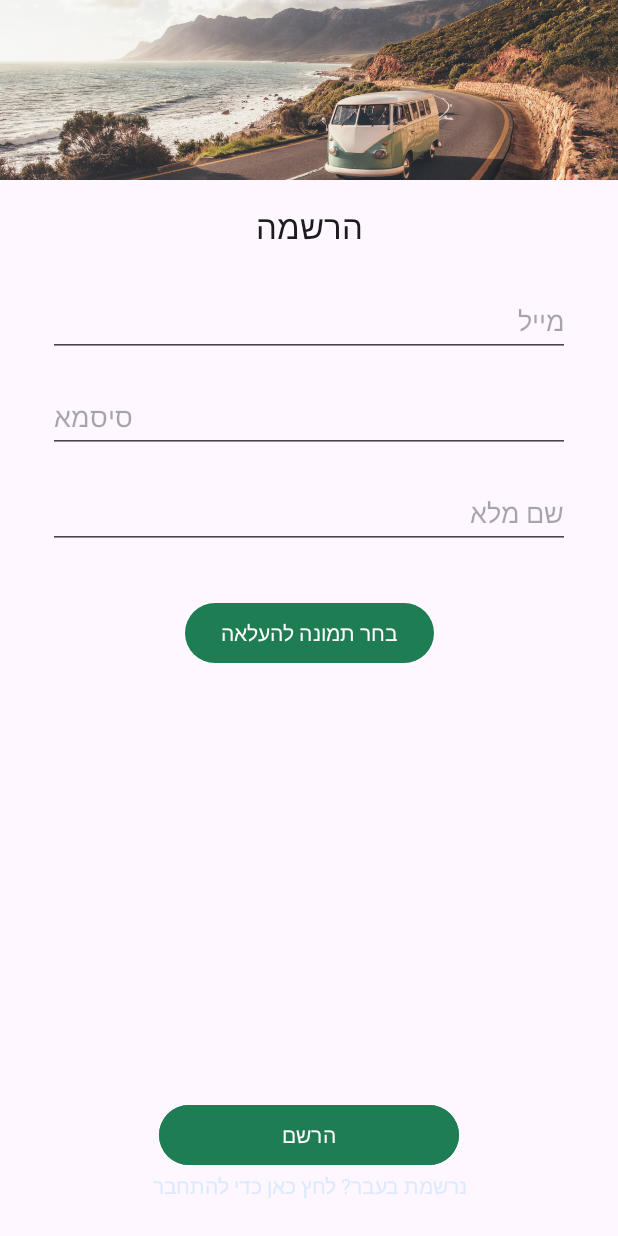
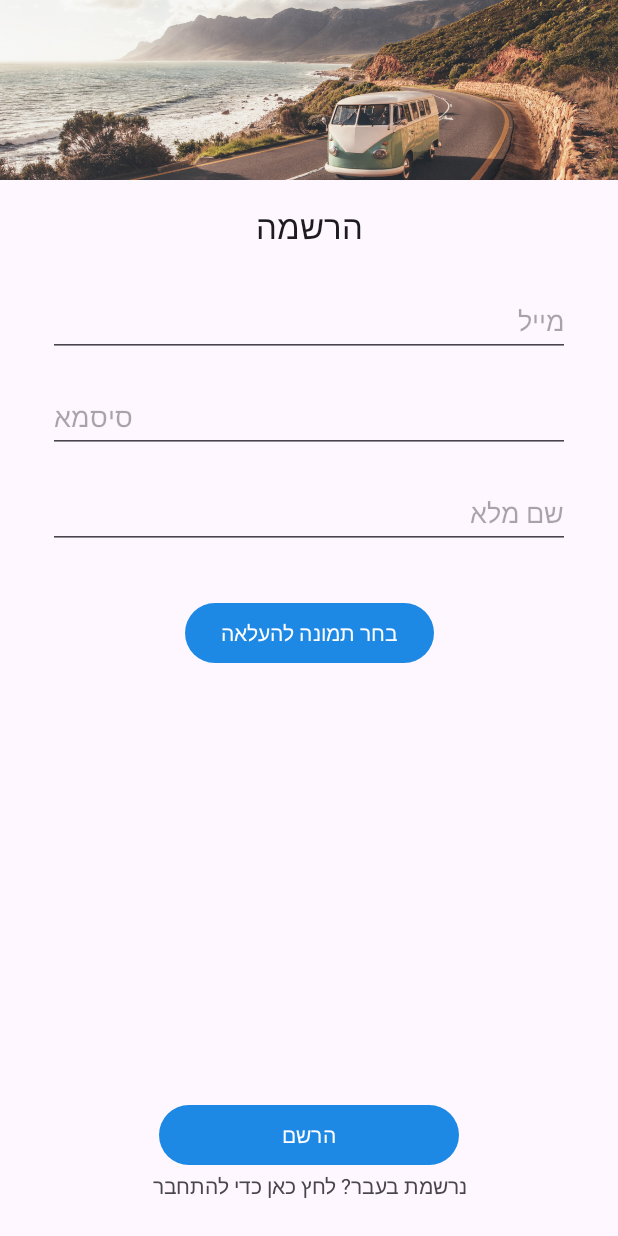
Before and after one commit to tertyb/AroundTheWorld, an Android app: the screen it shows after launch (LoginActivity), after a tap on "להרשמה לחץ כאן", on a phone screen of 412 x 824 dp. Run offline under Robolectric (Android 15) with nearby library versions, the phone set to English and light mode, and no system bars; our stand-ins replace Firebase (no records; nobody signed in at launch, a user with empty details on screens opened directly), Picasso, Room's generated code; libraries missing offline, so code that uses them is left out: com.wajahatkarim3.easyvalidation; pictures from the network do not load.

Commit message:
fix login design

```diff
--- a/app/src/main/res/layout/fragment_login.xml
+++ b/app/src/main/res/layout/fragment_login.xml
@@ -54,7 +54,7 @@
         android:layout_marginStart="16dp"
         android:layout_marginTop="24dp"
         android:layout_marginEnd="16dp"
-        android:backgroundTint="#1F7D53"
+
         android:text="@string/login"
         android:textColor="@color/white"
         app:layout_constraintEnd_toEndOf="parent"
@@ -69,7 +69,6 @@
         android:layout_marginTop="16dp"
         android:layout_marginEnd="16dp"
         android:text="@string/for_sign_up_click_here"
-        android:textColor="@color/teal_700"
         app:layout_constraintEnd_toEndOf="parent"
         app:layout_constraintStart_toStartOf="parent"
         app:layout_constraintTop_toBottomOf="@id/login_loginButton" />
--- a/app/src/main/res/layout/fragment_register.xml
+++ b/app/src/main/res/layout/fragment_register.xml
@@ -71,7 +71,6 @@
         android:layout_marginTop="16dp"
         android:layout_marginBottom="16dp"
         android:text="@string/add_image_text"
-        app:backgroundTint="#1F7D53"
         app:layout_constraintBottom_toTopOf="@id/register_profileImageView"
         app:layout_constraintEnd_toEndOf="parent"
         app:layout_constraintStart_toStartOf="parent"
@@ -97,7 +96,6 @@
         android:layout_height="wrap_content"
         android:layout_marginStart="16dp"
         android:layout_marginEnd="16dp"
-        android:backgroundTint="#1F7D53"
         android:text="@string/register"
         android:textColor="@color/white"
         app:layout_constraintBottom_toTopOf="@+id/register_signInLink"
@@ -112,7 +110,6 @@
         android:layout_marginEnd="16dp"
         android:layout_marginBottom="8dp"
         android:text="@string/for_sign_in_click_here"
-        android:textColor="@color/teal_700"
         app:layout_constraintBottom_toBottomOf="parent"
         app:layout_constraintEnd_toEndOf="parent"
         app:layout_constraintStart_toStartOf="parent" />
```
